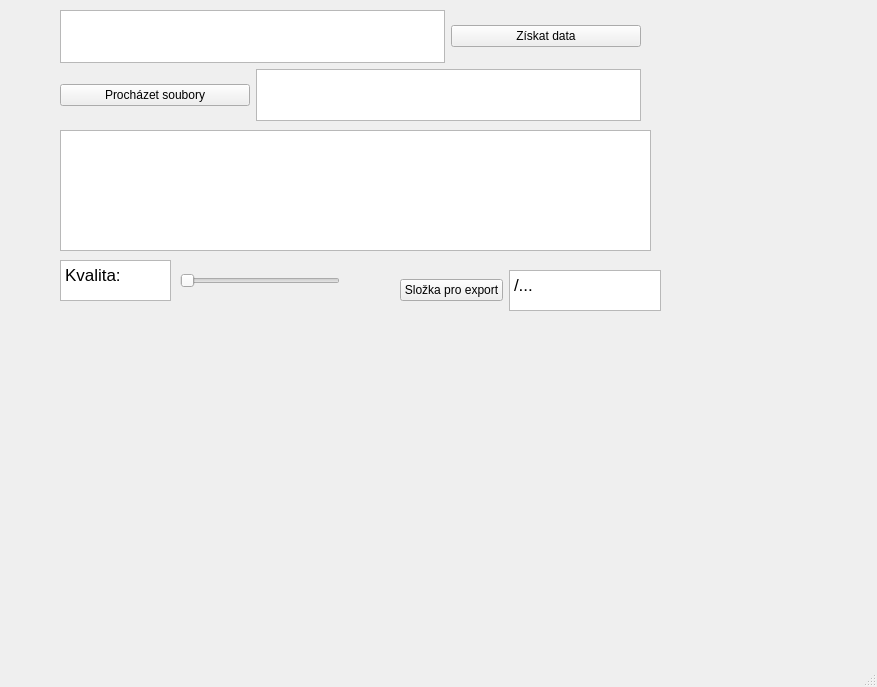
This is version2/ui/untitled.ui in KubiV/3D-Print-Molecules as Qt 5 draws it before an edit. The edited form follows.
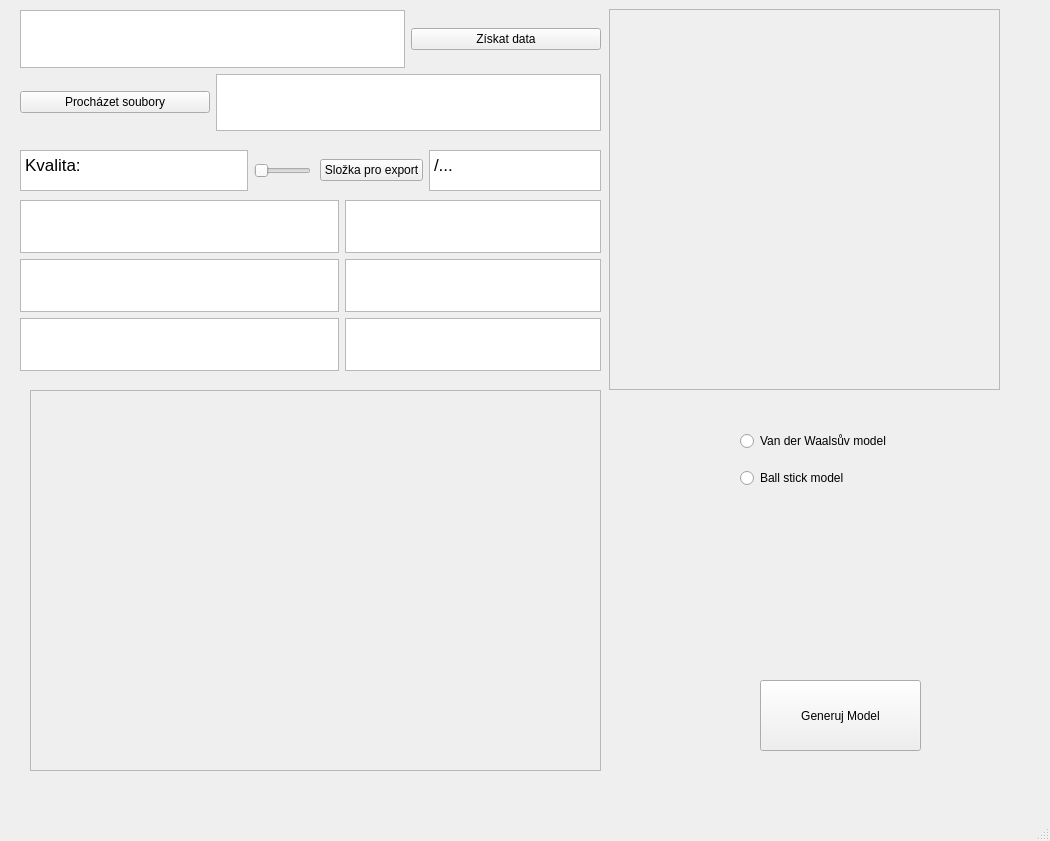
This is the edited form.

Diff of the .ui file:
```diff
--- a/version2/ui/untitled.ui
+++ b/version2/ui/untitled.ui
@@ -6,72 +6,66 @@
    <rect>
     <x>0</x>
     <y>0</y>
-    <width>877</width>
-    <height>687</height>
+    <width>1050</width>
+    <height>841</height>
    </rect>
   </property>
   <property name="windowTitle">
    <string>MainWindow</string>
   </property>
   <widget class="QWidget" name="centralwidget">
-   <widget class="QTableView" name="tableView">
+   <widget class="QFrame" name="image">
     <property name="geometry">
      <rect>
-      <x>60</x>
-      <y>130</y>
-      <width>591</width>
-      <height>121</height>
+      <x>609</x>
+      <y>9</y>
+      <width>391</width>
+      <height>381</height>
      </rect>
     </property>
-   </widget>
-   <widget class="QWidget" name="gridLayoutWidget">
-    <property name="geometry">
-     <rect>
-      <x>70</x>
-      <y>350</y>
-      <width>591</width>
-      <height>261</height>
-     </rect>
+    <property name="frameShape">
+     <enum>QFrame::StyledPanel</enum>
     </property>
-    <layout class="QGridLayout" name="preview"/>
+    <property name="frameShadow">
+     <enum>QFrame::Raised</enum>
+    </property>
    </widget>
-   <widget class="QSlider" name="qualitySlider">
+   <widget class="QFrame" name="preview3d">
     <property name="geometry">
      <rect>
-      <x>180</x>
-      <y>270</y>
-      <width>160</width>
-      <height>22</height>
+      <x>30</x>
+      <y>390</y>
+      <width>571</width>
+      <height>381</height>
      </rect>
     </property>
-    <property name="orientation">
-     <enum>Qt::Horizontal</enum>
+    <property name="frameShape">
+     <enum>QFrame::StyledPanel</enum>
     </property>
+    <property name="frameShadow">
+     <enum>QFrame::Raised</enum>
+    </property>
    </widget>
-   <widget class="QTextBrowser" name="quality">
+   <widget class="QPushButton" name="pushButton">
     <property name="geometry">
      <rect>
-      <x>60</x>
-      <y>260</y>
-      <width>111</width>
-      <height>41</height>
+      <x>760</x>
+      <y>680</y>
+      <width>161</width>
+      <height>71</height>
      </rect>
     </property>
-    <property name="html">
-     <string>&lt;!DOCTYPE HTML PUBLIC &quot;-//W3C//DTD HTML 4.0//EN&quot; &quot;http://www.w3.org/TR/REC-html40/strict.dtd&quot;&gt;
-&lt;html&gt;&lt;head&gt;&lt;meta name=&quot;qrichtext&quot; content=&quot;1&quot; /&gt;&lt;style type=&quot;text/css&quot;&gt;
-p, li { white-space: pre-wrap; }
-&lt;/style&gt;&lt;/head&gt;&lt;body style=&quot; font-family:'.AppleSystemUIFont'; font-size:13pt; font-weight:400; font-style:normal;&quot;&gt;
-&lt;p style=&quot; margin-top:0px; margin-bottom:0px; margin-left:0px; margin-right:0px; -qt-block-indent:0; text-indent:0px;&quot;&gt;Kvalita:&lt;/p&gt;&lt;/body&gt;&lt;/html&gt;</string>
+    <property name="text">
+     <string>Generuj Model</string>
     </property>
    </widget>
    <widget class="QWidget" name="">
     <property name="geometry">
      <rect>
-      <x>60</x>
+      <x>20</x>
       <y>10</y>
       <width>581</width>
-      <height>111</height>
+      <height>121</height>
      </rect>
     </property>
     <layout class="QGridLayout" name="gridLayout_2">
@@ -93,27 +87,20 @@
       <widget class="QTextBrowser" name="fileName"/>
      </item>
      <item row="0" column="0" colspan="2">
-      <widget class="QTextEdit" name="textEdit"/>
+      <widget class="QTextEdit" name="dataInput"/>
      </item>
     </layout>
    </widget>
    <widget class="QWidget" name="">
     <property name="geometry">
      <rect>
-      <x>400</x>
-      <y>270</y>
-      <width>261</width>
+      <x>320</x>
+      <y>150</y>
+      <width>281</width>
       <height>41</height>
      </rect>
     </property>
     <layout class="QGridLayout" name="gridLayout_3">
-     <item row="0" column="0">
-      <widget class="QPushButton" name="selectExportPath">
-       <property name="text">
-        <string>Složka pro export</string>
-       </property>
-      </widget>
-     </item>
      <item row="0" column="1">
       <widget class="QTextBrowser" name="exportPath_2">
        <property name="html">
@@ -125,6 +112,99 @@
        </property>
       </widget>
      </item>
+     <item row="0" column="0">
+      <widget class="QPushButton" name="selectExportPath">
+       <property name="text">
+        <string>Složka pro export</string>
+       </property>
+      </widget>
+     </item>
+    </layout>
+   </widget>
+   <widget class="QWidget" name="">
+    <property name="geometry">
+     <rect>
+      <x>20</x>
+      <y>200</y>
+      <width>581</width>
+      <height>171</height>
+     </rect>
+    </property>
+    <layout class="QGridLayout" name="gridLayout">
+     <item row="1" column="1" colspan="2">
+      <widget class="QTextBrowser" name="description"/>
+     </item>
+     <item row="1" column="0">
+      <widget class="QTextBrowser" name="DescriptionShow"/>
+     </item>
+     <item row="0" column="0">
+      <widget class="QTextBrowser" name="NameShow"/>
+     </item>
+     <item row="2" column="0">
+      <widget class="QTextBrowser" name="textBrowser_2"/>
+     </item>
+     <item row="2" column="1" colspan="2">
+      <widget class="QTextBrowser" name="IDnumber"/>
+     </item>
+     <item row="0" column="1" colspan="2">
+      <widget class="QTextBrowser" name="Name"/>
+     </item>
+    </layout>
+   </widget>
+   <widget class="QWidget" name="">
+    <property name="geometry">
+     <rect>
+      <x>20</x>
+      <y>150</y>
+      <width>291</width>
+      <height>41</height>
+     </rect>
+    </property>
+    <layout class="QGridLayout" name="gridLayout_4">
+     <item row="0" column="0">
+      <widget class="QTextBrowser" name="quality">
+       <property name="html">
+        <string>&lt;!DOCTYPE HTML PUBLIC &quot;-//W3C//DTD HTML 4.0//EN&quot; &quot;http://www.w3.org/TR/REC-html40/strict.dtd&quot;&gt;
+&lt;html&gt;&lt;head&gt;&lt;meta name=&quot;qrichtext&quot; content=&quot;1&quot; /&gt;&lt;style type=&quot;text/css&quot;&gt;
+p, li { white-space: pre-wrap; }
+&lt;/style&gt;&lt;/head&gt;&lt;body style=&quot; font-family:'.AppleSystemUIFont'; font-size:13pt; font-weight:400; font-style:normal;&quot;&gt;
+&lt;p style=&quot; margin-top:0px; margin-bottom:0px; margin-left:0px; margin-right:0px; -qt-block-indent:0; text-indent:0px;&quot;&gt;Kvalita:&lt;/p&gt;&lt;/body&gt;&lt;/html&gt;</string>
+       </property>
+      </widget>
+     </item>
+     <item row="0" column="1">
+      <widget class="QSlider" name="qualitySlider">
+       <property name="orientation">
+        <enum>Qt::Horizontal</enum>
+       </property>
+      </widget>
+     </item>
+    </layout>
+   </widget>
+   <widget class="QWidget" name="">
+    <property name="geometry">
+     <rect>
+      <x>740</x>
+      <y>420</y>
+      <width>211</width>
+      <height>81</height>
+     </rect>
+    </property>
+    <layout class="QGridLayout" name="gridLayout_5">
+     <item row="0" column="0">
+      <widget class="QRadioButton" name="vanderwaals">
+       <property name="text">
+        <string>Van der Waalsův model</string>
+       </property>
+      </widget>
+     </item>
+     <item row="1" column="0">
+      <widget class="QRadioButton" name="vanderwaals_2">
+       <property name="text">
+        <string>Ball stick model</string>
+       </property>
+      </widget>
+     </item>
     </layout>
    </widget>
   </widget>
@@ -133,7 +213,7 @@
     <rect>
      <x>0</x>
      <y>0</y>
-     <width>877</width>
+     <width>1050</width>
      <height>24</height>
     </rect>
    </property>
```
Left out of the diff: 2 changed lines with no effect on the pictures.
